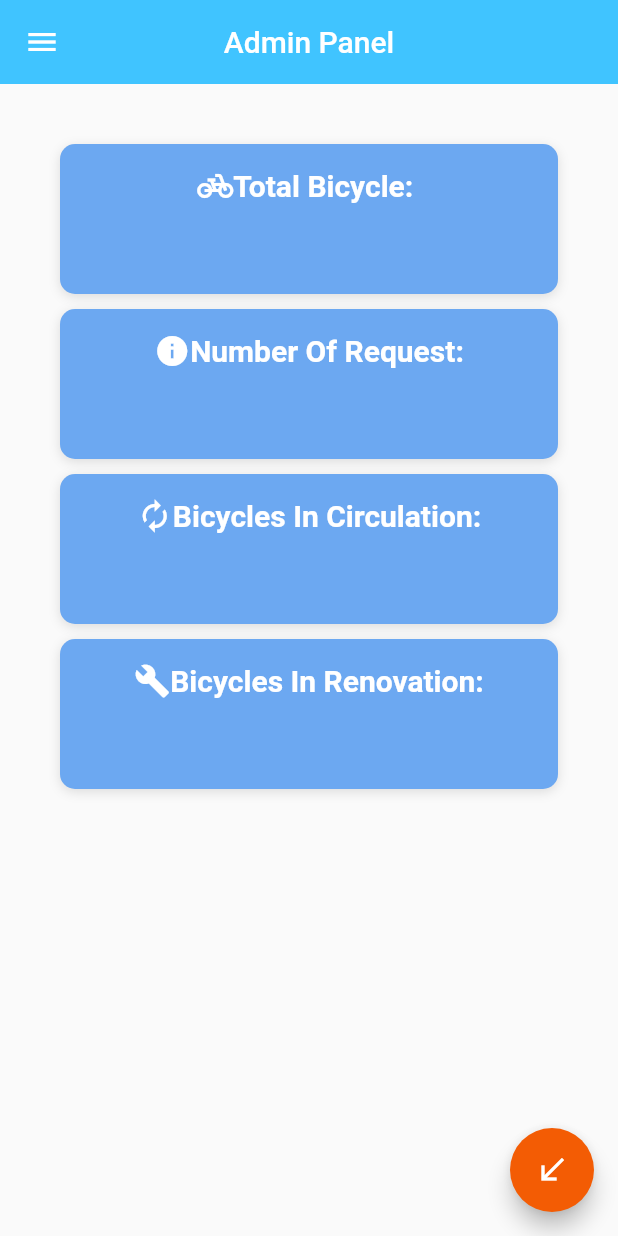
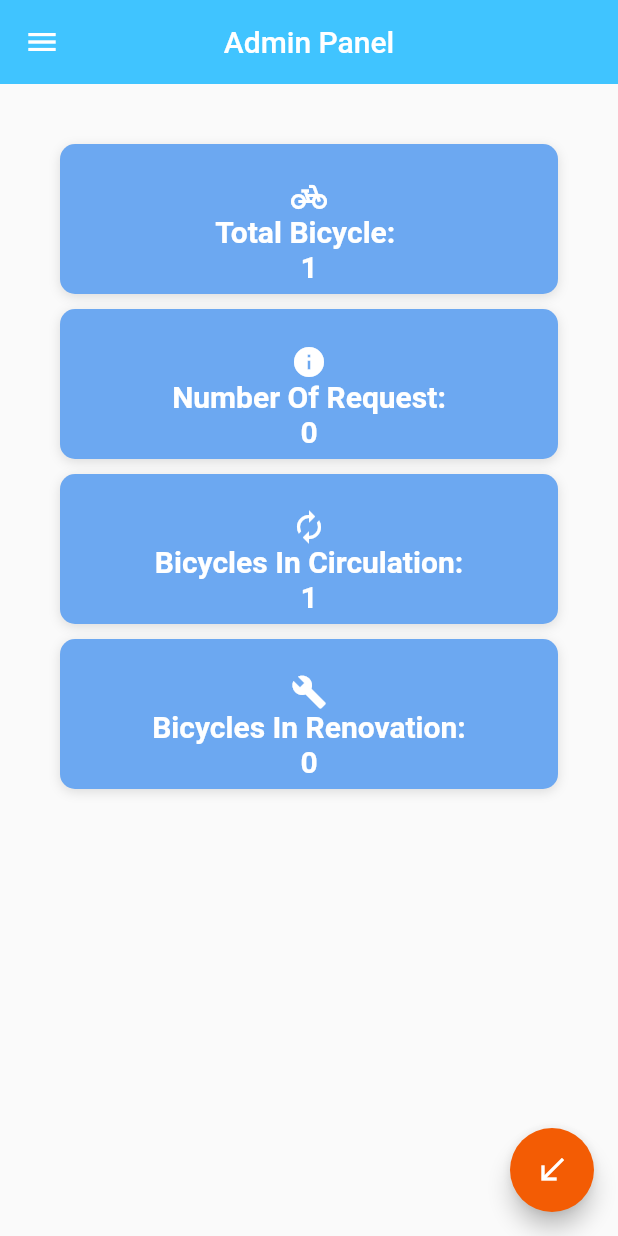
Before and after one commit to Kelebike/KelebikeApp, a Flutter app: the AdminScreen screen opened directly, in the side drawer, after a tap on the "call received" icon, on a phone screen of 412 x 824 dp. Run offline on Flutter 3.47's test engine with Material 2 defaults, Android fonts, the phone set to English and light mode, and no system bars; our stand-ins replace cloud_firestore, firebase_auth, firebase_core; accounts and stored records are empty; Roboto replaces fonts that are missing (OpenSans).

Commit message:
admin info panel added(realtime)

```diff
--- a/src/kelebike/lib/main.dart
+++ b/src/kelebike/lib/main.dart
@@ -23,10 +23,10 @@ class MyApp extends StatelessWidget {
   Widget build(BuildContext context) {
     Widget startPage = HomeScreen();
     _bikeService.addBike(
-        code: '0824',
+        code: '0826',
         serialNumber: '00002',
-        brand: 'GTU',
-        status: 'nontaken',
+        brand: 'SALCANO',
+        status: 'taken',
         dateIssued: 'nontaken',
         dateReturn: 'nontaken',
         owner: 'nontaken');
--- /dev/null
+++ b/src/kelebike/lib/screens/admin_info_page.dart
@@ -0,0 +1,249 @@
+import 'package:kelebike/service/bike_service.dart';
+import 'package:flutter/material.dart';
+import 'package:cloud_firestore/cloud_firestore.dart';
+import 'package:kelebike/utilities/constants.dart';
+
+class AdminInfoPage extends StatefulWidget {
+  @override
+  _AdminInfoPageState createState() => _AdminInfoPageState();
+}
+
+class _AdminInfoPageState extends State<AdminInfoPage> {
+  BikeService _bikeService = BikeService();
+  Color isTaken(String taken) {
+    if (taken == "taken") {
+      return Colors.red;
+    } else if (taken == "waiting") {
+      return Colors.yellow;
+    } else if (taken == "nontaken") {
+      return Colors.green;
+    } else {
+      return Colors.yellow;
+    }
+  }
+
+  @override
+  Widget build(BuildContext context) {
+    var size = MediaQuery.of(context).size;
+    String bike_counter;
+    var waiting_counter = 0;
+    var taken_counter = 0;
+    var repair_counter = 0;
+    return StreamBuilder(
+        stream: _bikeService.getBike(),
+        builder: (BuildContext context, AsyncSnapshot<dynamic> snapshot) {
+          if (!snapshot.hasData) {
+            return CircularProgressIndicator();
+          }
+
+          if (snapshot.connectionState == ConnectionState.done) {}
+
+          return Container(
+            height: double.infinity,
+            child: SingleChildScrollView(
+              physics: const AlwaysScrollableScrollPhysics(),
+              padding: const EdgeInsets.symmetric(
+                horizontal: 40.0,
+                vertical: 40,
+              ),
+              child: Column(
+                mainAxisSize: MainAxisSize.max,
+                children: <Widget>[
+                  Container(
+                    width: double.infinity,
+                    height: 100,
+                    decoration: kBoxDecorationStyle,
+                    padding: const EdgeInsets.only(top: 16),
+                    child: Column(
+                      crossAxisAlignment: CrossAxisAlignment.start,
+                      mainAxisAlignment: MainAxisAlignment.center,
+                      children: <Widget>[
+                        Align(
+                            child: Icon(Icons.pedal_bike, color: Colors.white)),
+                        Align(
+                          child: Text(
+                            'Total Bicycle: ',
+                            style: TextStyle(
+                              fontWeight: FontWeight.bold,
+                              fontSize: 20,
+                              fontFamily: 'OpenSans',
+                              color: Colors.white,
+                            ),
+                          ),
+                        ),
+                        Align(
+                          child: FutureBuilder<int>(
+                            future: _bikeService.totalBike(),
+                            builder: (BuildContext context,
+                                AsyncSnapshot<int> snapshot) {
+                              if (snapshot.hasData) {
+                                return Text(
+                                  '${snapshot.data}',
+                                  style: TextStyle(
+                                    fontWeight: FontWeight.bold,
+                                    fontSize: 20,
+                                    fontFamily: 'OpenSans',
+                                    color: Colors.white,
+                                  ),
+                                );
+                              } else {
+                                return Text('Calculating answer...');
+                              }
+                            },
+                          ),
+                        )
+                      ],
+                    ),
+                  ),
+                  const SizedBox(
+                    height: 10,
+                  ),
+                  Container(
+                    width: double.infinity,
+                    height: 100,
+                    decoration: kBoxDecorationStyle,
+                    padding: const EdgeInsets.only(top: 16),
+                    child: Column(
+                      crossAxisAlignment: CrossAxisAlignment.start,
+                      mainAxisAlignment: MainAxisAlignment.center,
+                      children: <Widget>[
+                        Align(child: Icon(Icons.info, color: Colors.white)),
+                        Align(
+                          child: Text(
+                            'Number Of Request:',
+                            style: TextStyle(
+                              fontWeight: FontWeight.bold,
+                              fontSize: 20,
+                              fontFamily: 'OpenSans',
+                              color: Colors.white,
+                            ),
+                          ),
+                        ),
+                        Align(
+                          child: FutureBuilder<int>(
+                            future: _bikeService.findWithStatus("waiting"),
+                            builder: (BuildContext context,
+                                AsyncSnapshot<int> snapshot) {
+                              if (snapshot.hasData) {
+                                return Text(
+                                  '${snapshot.data}',
+                                  style: TextStyle(
+                                    fontWeight: FontWeight.bold,
+                                    fontSize: 20,
+                                    fontFamily: 'OpenSans',
+                                    color: Colors.white,
+                                  ),
+                                );
+                              } else {
+                                return Text('Calculating answer...');
+                              }
+                            },
+                          ),
+                        )
+                      ],
+                    ),
+                  ),
+                  const SizedBox(
+                    height: 10,
+                  ),
+                  Container(
+                    width: double.infinity,
+                    height: 100,
+                    decoration: kBoxDecorationStyle,
+                    padding: const EdgeInsets.only(top: 16),
+                    child: Column(
+                      crossAxisAlignment: CrossAxisAlignment.start,
+                      mainAxisAlignment: MainAxisAlignment.center,
+                      children: <Widget>[
+                        Align(
+                            child: Icon(Icons.autorenew, color: Colors.white)),
+                        Align(
+                          child: Text(
+                            'Bicycles In Circulation:',
+                            style: TextStyle(
+                              fontWeight: FontWeight.bold,
+                              fontSize: 20,
+                              fontFamily: 'OpenSans',
+                              color: Colors.white,
+                            ),
+                          ),
+                        ),
+                        Align(
+                          child: FutureBuilder<int>(
+                            future: _bikeService.findWithStatus("taken"),
+                            builder: (BuildContext context,
+                                AsyncSnapshot<int> snapshot) {
+                              if (snapshot.hasData) {
+                                return Text(
+                                  '${snapshot.data}',
+                                  style: TextStyle(
+                                    fontWeight: FontWeight.bold,
+                                    fontSize: 20,
+                                    fontFamily: 'OpenSans',
+                                    color: Colors.white,
+                                  ),
+                                );
+                              } else {
+                                return Text('Calculating answer...');
+                              }
+                            },
+                          ),
+                        )
+                      ],
+                    ),
+                  ),
+                  const SizedBox(
+                    height: 10,
+                  ),
+                  Container(
+                    width: double.infinity,
+                    height: 100,
+                    decoration: kBoxDecorationStyle,
+                    padding: const EdgeInsets.only(top: 16),
+                    child: Column(
+                      crossAxisAlignment: CrossAxisAlignment.start,
+                      mainAxisAlignment: MainAxisAlignment.center,
+                      children: <Widget>[
+                        Align(child: Icon(Icons.build, color: Colors.white)),
+                        Align(
+                          child: Text(
+                            'Bicycles In Renovation:',
+                            style: TextStyle(
+                              fontWeight: FontWeight.bold,
+                              fontSize: 20,
+                              fontFamily: 'OpenSans',
+                              color: Colors.white,
+                            ),
+                          ),
+                        ),
+                        Align(
+                          child: FutureBuilder<int>(
+                            future: _bikeService.findWithStatus("repair"),
+                            builder: (BuildContext context,
+                                AsyncSnapshot<int> snapshot) {
+                              if (snapshot.hasData) {
+                                return Text(
+                                  '${snapshot.data}',
+                                  style: TextStyle(
+                                    fontWeight: FontWeight.bold,
+                                    fontSize: 20,
+                                    fontFamily: 'OpenSans',
+                                    color: Colors.white,
+                                  ),
+                                );
+                              } else {
+                                return Text('Calculating answer...');
+                              }
+                            },
+                          ),
+                        )
+                      ],
+                    ),
+                  )
+                ],
+              ),
+            ),
+          );
+        });
+  }
+}
--- a/src/kelebike/lib/screens/admin_screen.dart
+++ b/src/kelebike/lib/screens/admin_screen.dart
@@ -1,5 +1,7 @@
 import 'package:firebase_auth/firebase_auth.dart';
+import 'package:kelebike/model/bike.dart';
 import 'package:kelebike/screens/admin_bikes_screen.dart';
+import 'package:kelebike/screens/admin_info_page.dart';
 import 'package:kelebike/screens/admin_requests_screen.dart';
 import 'package:kelebike/screens/bikepage.dart';
 import 'package:kelebike/screens/login_screen.dart';
@@ -19,7 +21,6 @@ class AdminScreen extends StatefulWidget {
 class _AdminScreenState extends State<AdminScreen> {
   AuthService _authService = AuthService();
   bool _rememberMe = false;
-
   @override
   Widget build(BuildContext context) {
     User? _user = FirebaseAuth.instance.currentUser;
@@ -29,17 +30,17 @@ class _AdminScreenState extends State<AdminScreen> {
       appBar: AppBar(
         backgroundColor: Colors.lightBlueAccent,
         elevation: 0,
-        title: Text("Admin Panel"),
+        title: const Text("Admin Panel"),
         centerTitle: true,
       ),
       floatingActionButton: FloatingActionButton(
-        backgroundColor: Color.fromARGB(255, 243, 92, 4),
+        backgroundColor: const Color.fromARGB(255, 243, 92, 4),
         onPressed: () async {
           if (await _bikeService.findWithMail(_user!.email.toString()) == 1) {
             showDialog(
                 context: context,
-                builder: (_) => AlertDialog(
-                      title: Text('Error'),
+                builder: (_) => const AlertDialog(
+                      title: const Text('Error'),
                       content: Text('You already have a request.'),
                     ));
           } else {
@@ -47,28 +48,29 @@ class _AdminScreenState extends State<AdminScreen> {
                 MaterialPageRoute(builder: (context) => RequestScreen()));
           }
         },
-        child: Icon(Icons.call_received),
+        child: const Icon(Icons.call_received),
       ),
       drawer: Drawer(
         child: ListView(
           padding: EdgeInsets.zero,
           children: <Widget>[
             UserAccountsDrawerHeader(
-              accountName: Text("Welcome admin!"),
+              accountName: const Text("Welcome admin!"),
               accountEmail: Text(_user!.email.toString()),
               decoration: BoxDecoration(
-                  color: Color.fromARGB(255, 243, 92, 4).withOpacity(1.0)),
+                  color:
+                      const Color.fromARGB(255, 243, 92, 4).withOpacity(1.0)),
             ),
             ListTile(
-              title: Text('Homepage'),
-              leading: Icon(Icons.home),
+              title: const Text('Homepage'),
+              leading: const Icon(Icons.home),
               onTap: () {
                 Navigator.pop(context);
               },
             ),
             ListTile(
-              title: Text('Bikes'),
-              leading: Icon(Icons.pedal_bike),
+              title: const Text('Bikes'),
+              leading: const Icon(Icons.pedal_bike),
               onTap: () {
                 Navigator.pop(context);
                 Navigator.push(
@@ -78,8 +80,8 @@ class _AdminScreenState extends State<AdminScreen> {
               },
             ),
             ListTile(
-              title: Text('Requests'),
-              leading: Icon(Icons.info),
+              title: const Text('Requests'),
+              leading: const Icon(Icons.info),
               onTap: () {
                 Navigator.pop(context);
                 Navigator.push(context,
@@ -87,17 +89,17 @@ class _AdminScreenState extends State<AdminScreen> {
               },
             ),
             ListTile(
-              title: Text('History'),
+              title: const Text('History'),
               onTap: () {
                 Navigator.pop(context);
                 Navigator.push(context,
                     MaterialPageRoute(builder: (context) => HistoryScreen()));
               },
-              leading: Icon(Icons.history),
+              leading: const Icon(Icons.history),
             ),
-            Divider(),
+            const Divider(),
             ListTile(
-              title: Text('Sign out'),
+              title: const Text('Sign out'),
               onTap: () {
                 _authService.signOut();
                 Navigator.pop(context);
@@ -106,126 +108,12 @@ class _AdminScreenState extends State<AdminScreen> {
                     MaterialPageRoute(builder: (context) => LoginScreen()));
                 _user = null;
               },
-              leading: Icon(Icons.exit_to_app),
+              leading: const Icon(Icons.exit_to_app),
             ),
           ],
         ),
       ),
-      body: Container(
-        height: double.infinity,
-        child: SingleChildScrollView(
-          physics: AlwaysScrollableScrollPhysics(),
-          padding: EdgeInsets.symmetric(
-            horizontal: 40.0,
-            vertical: 40,
-          ),
-          child: Column(
-            mainAxisSize: MainAxisSize.max,
-            children: <Widget>[
-              new Container(
-                width: double.infinity,
-                height: 100,
-                decoration: kBoxDecorationStyle,
-                padding: new EdgeInsets.only(top: 16),
-                child: Row(
-                  crossAxisAlignment: CrossAxisAlignment.start,
-                  mainAxisAlignment: MainAxisAlignment.center,
-                  children: <Widget>[
-                    Icon(Icons.pedal_bike, color: Colors.white),
-                    new Text(
-                      'Total Bicycle: ',
-                      style: new TextStyle(
-                        fontWeight: FontWeight.bold,
-                        fontSize: 20,
-                        fontFamily: 'OpenSans',
-                        color: Colors.white,
-                      ),
-                    )
-                  ],
-                ),
-              ),
-              SizedBox(
-                height: 10,
-              ),
-              new Container(
-                width: double.infinity,
-                height: 100,
-                decoration: kBoxDecorationStyle,
-                padding: new EdgeInsets.only(top: 16),
-                child: Row(
-                  crossAxisAlignment: CrossAxisAlignment.start,
-                  mainAxisAlignment: MainAxisAlignment.center,
-                  children: <Widget>[
-                    Icon(Icons.info, color: Colors.white),
-                    new Text(
-                      'Number Of Request:',
-                      style: new TextStyle(
-                        fontWeight: FontWeight.bold,
-                        fontSize: 20,
-                        fontFamily: 'OpenSans',
-                        color: Colors.white,
-                      ),
-                    )
-                  ],
-                ),
-              ),
-              SizedBox(
-                height: 10,
-              ),
-              new Container(
-                width: double.infinity,
-                height: 100,
-                decoration: kBoxDecorationStyle,
-                padding: new EdgeInsets.only(top: 16),
-                child: Row(
-                  crossAxisAlignment: CrossAxisAlignment.start,
-                  mainAxisAlignment: MainAxisAlignment.center,
-                  children: <Widget>[
-                    Icon(Icons.autorenew, color: Colors.white),
-                    new Text(
-                      'Bicycles In Circulation:',
-                      style: new TextStyle(
-                        fontWeight: FontWeight.bold,
-                        fontSize: 20,
-                        fontFamily: 'OpenSans',
-                        color: Colors.white,
-                      ),
-                    )
-                  ],
-                ),
-              ),
-              SizedBox(
-                height: 10,
-              ),
-              new Container(
-                width: double.infinity,
-                height: 100,
-                decoration: kBoxDecorationStyle,
-                padding: new EdgeInsets.only(top: 16),
-                child: Row(
-                  crossAxisAlignment: CrossAxisAlignment.start,
-                  mainAxisAlignment: MainAxisAlignment.center,
-                  children: <Widget>[
-                    Icon(
-                      Icons.build,
-                      color: Colors.white,
-                    ),
-                    new Text(
-                      'Bicycles In Renovation:',
-                      style: new TextStyle(
-                        fontWeight: FontWeight.bold,
-                        fontSize: 20,
-                        fontFamily: 'OpenSans',
-                        color: Colors.white,
-                      ),
-                    )
-                  ],
-                ),
-              )
-            ],
-          ),
-        ),
-      ),
+      body: AdminInfoPage(),
     );
   }
 }
--- a/src/kelebike/lib/service/bike_service.dart
+++ b/src/kelebike/lib/service/bike_service.dart
@@ -47,7 +47,6 @@ class BikeService {
   //Bike göstermek için
   Stream<QuerySnapshot> getBike() {
     var ref = _firestore.collection("Bike").snapshots();
-
     return ref;
   }
 
@@ -83,6 +82,26 @@ class BikeService {
     return query.docs.length;
   }
 
+  Future<int>? totalBike() async {
+    QuerySnapshot query =
+        await FirebaseFirestore.instance.collection("Bike").get();
+    if (query.docs.isEmpty) {
+      return 0;
+    }
+    return query.docs.length;
+  }
+
+  Future<int>? findWithStatus(String status) async {
+    QuerySnapshot query = await FirebaseFirestore.instance
+        .collection("Bike")
+        .where('status', isEqualTo: status)
+        .get();
+    if (query.docs.isEmpty) {
+      return 0;
+    }
+    return query.docs.length;
+  }
+
   Future<bool> takeBike(String bikeCode, String owner) async {
     String? docId = await findWithBikeCode(bikeCode);
     bool flag = true;
```
